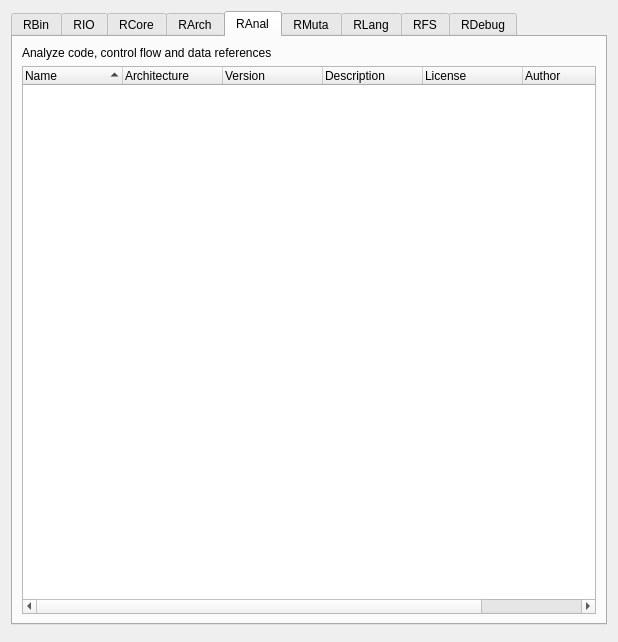
Qt form src/dialogs/R2PluginsDialog.ui (radareorg/iaito) before a commit.
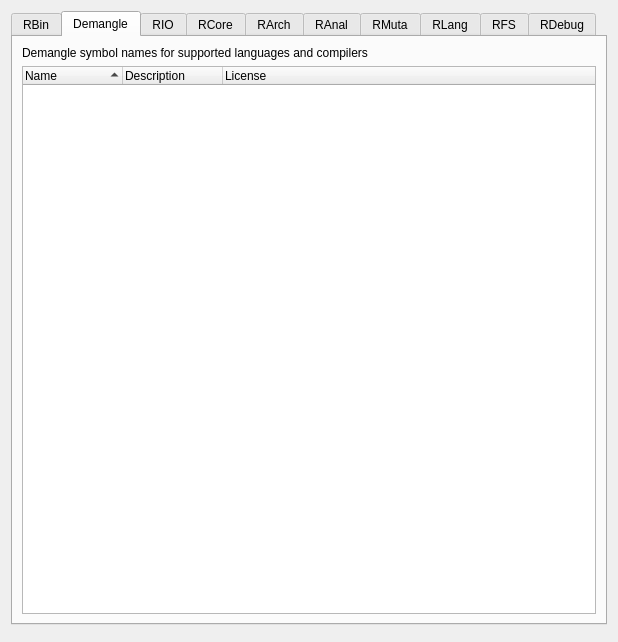
The same form after that commit. The open tabs and pages were chosen to show the change.

Commit message: Add demangler plugins tab

Diff of the .ui file:
```diff
--- a/src/dialogs/R2PluginsDialog.ui
+++ b/src/dialogs/R2PluginsDialog.ui
@@ -60,6 +60,42 @@
        </item>
       </layout>
      </widget>
+     <widget class="QWidget" name="RDemangleTab">
+      <attribute name="title">
+       <string>Demangle</string>
+      </attribute>
+      <layout class="QVBoxLayout" name="verticalLayout_11">
+       <item>
+        <widget class="QLabel" name="RDemangleLabel">
+         <property name="text">
+          <string>Demangle symbol names for supported languages and compilers</string>
+         </property>
+        </widget>
+       </item>
+       <item>
+        <widget class="QTreeWidget" name="RDemangleTreeWidget">
+         <property name="sortingEnabled">
+          <bool>true</bool>
+         </property>
+         <column>
+          <property name="text">
+           <string>Name</string>
+          </property>
+         </column>
+         <column>
+          <property name="text">
+           <string>Description</string>
+          </property>
+         </column>
+         <column>
+          <property name="text">
+           <string>License</string>
+          </property>
+         </column>
+        </widget>
+       </item>
+      </layout>
+     </widget>
      <widget class="QWidget" name="RIOTab">
       <attribute name="title">
        <string>RIO</string>
```
Left out of the diff: 2 changed lines with no effect on the pictures. The commit also changes 1 other file.
